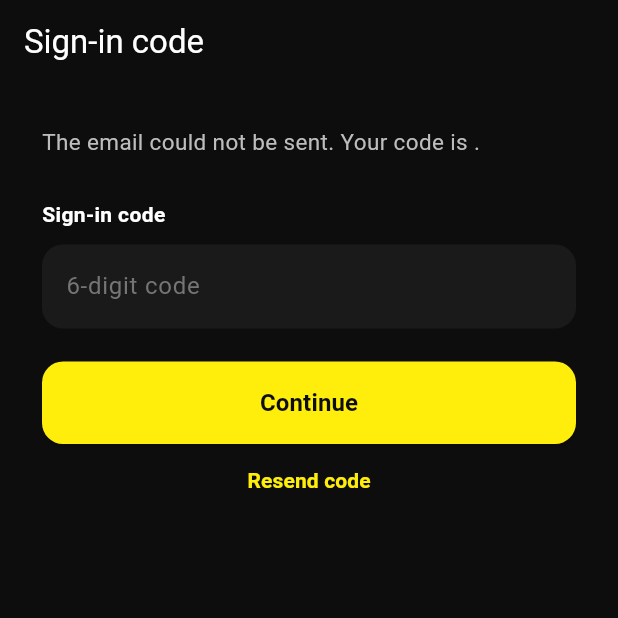
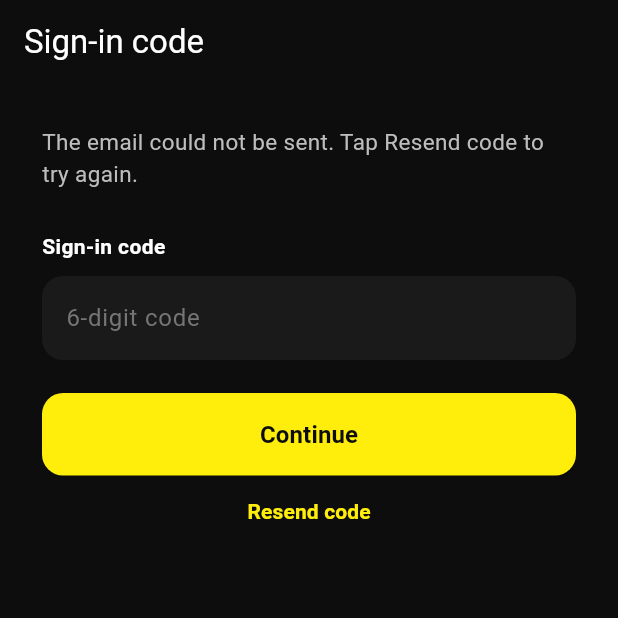
Before and after one commit to Xiluvele/client-project-portal, a Flutter app: the SignInCodeScreen screen opened directly with empty values, on a phone screen of 412 x 824 dp, the top half of it. Run offline on Flutter 3.47's test engine with Material 3 defaults, Android fonts, the phone set to English and light mode, and no system bars; our stand-ins replace file_picker.

Commit message:
Send sign-in code email with login token; never show codes in the app or API responses

```diff
--- a/mobile/lethabo_portal_mobile/lib/screens/sign_in_code_screen.dart
+++ b/mobile/lethabo_portal_mobile/lib/screens/sign_in_code_screen.dart
@@ -75,7 +75,7 @@ class _SignInCodeScreenState extends State<SignInCodeScreen> {
       'name': widget.user.name,
       'code': code,
       'purpose': 'login',
-    });
+    }, token: widget.user.token);
     if (!mounted) return;
     setState(() {
       _loading = false;
@@ -85,7 +85,7 @@ class _SignInCodeScreenState extends State<SignInCodeScreen> {
     _message(
       _emailed
           ? 'A new code was sent to ${widget.user.email}.'
-          : 'The email could not be sent. Use this code: $code',
+          : 'The email could not be sent. Check your connection and tap Resend code.',
     );
   }
 
@@ -111,7 +111,7 @@ class _SignInCodeScreenState extends State<SignInCodeScreen> {
             Text(
               _emailed
                   ? 'Enter the 6-digit code sent to ${widget.user.email}. It expires in 10 minutes.'
-                  : 'The email could not be sent. Your code is $_expected.',
+                  : 'The email could not be sent. Tap Resend code to try again.',
               style: TextStyle(color: Colors.grey.shade400, fontSize: 15),
             ),
             const SizedBox(height: 28),
```
Also changed, not shown: mobile/lethabo_portal_mobile/lib/api/portal_api.dart (+28 -3 lines).
